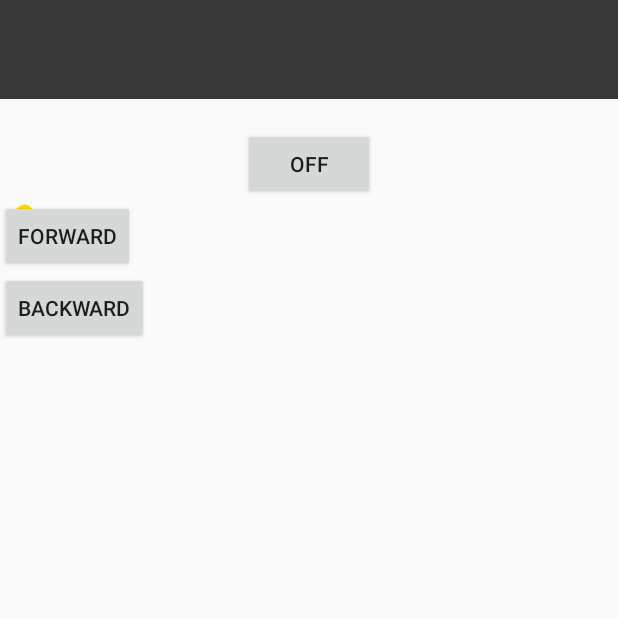
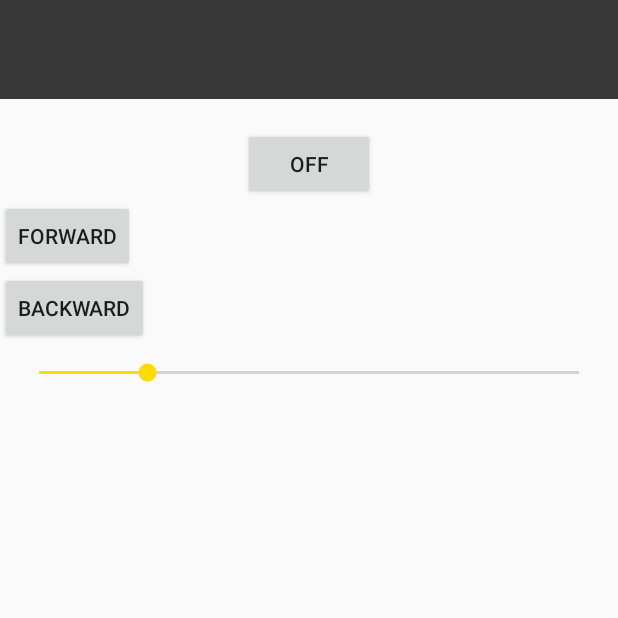
Before and after one commit to s4ayub/Firebolt, an Android app: the ControllerActivity screen opened directly, with no data from a screen before it, on a phone screen of 412 x 824 dp, the top half of it. Run offline under Robolectric (Android 15) with nearby library versions, the phone set to English and light mode, and no system bars.

Commit message:
Added power slider UI to Controller Activity

```diff
--- a/app/src/main/java/aluminumvalley/fireboltcontroller/ControllerActivity.java
+++ b/app/src/main/java/aluminumvalley/fireboltcontroller/ControllerActivity.java
@@ -3,14 +3,16 @@ package aluminumvalley.fireboltcontroller;
 import android.content.Intent;
 import android.os.Bundle;
 import android.support.v7.app.AppCompatActivity;
+import android.widget.SeekBar;
 import android.widget.TextView;
+import android.widget.Toast;
 
 
 public class ControllerActivity extends AppCompatActivity {
 
-    String deviceName;
-
-    TextView deviceDisplay;
+    private String deviceName;
+    private TextView deviceDisplay;
+    private SeekBar powerControl = null;
 
     @Override
     protected void onCreate(Bundle savedInstanceState){
@@ -22,6 +24,27 @@ public class ControllerActivity extends AppCompatActivity {
 
         deviceDisplay = (TextView) findViewById(R.id.currentSelectedDevice);
 
+        powerControl = (SeekBar) findViewById(R.id.power_control_bar);
+
+        powerControl.setOnSeekBarChangeListener(new SeekBar.OnSeekBarChangeListener() {
+            int progressChanged = 0;
+
+            @Override
+            public void onProgressChanged(SeekBar seekBar, int progress, boolean fromUser){
+                progressChanged = progress;
+            }
+
+            @Override
+            public void onStartTrackingTouch(SeekBar seekBar) {
+                // TODO Auto-generated method stub
+            }
+
+            @Override
+            public void onStopTrackingTouch(SeekBar seekBar) {
+                Toast.makeText(ControllerActivity.this,"seek bar progress:"+progressChanged,
+                        Toast.LENGTH_SHORT).show();
+            }
+        });
     }
 
     @Override
--- a/app/src/main/res/layout/activity_controller.xml
+++ b/app/src/main/res/layout/activity_controller.xml
@@ -57,9 +57,13 @@
                 android:text="Backward"/>
 
             <SeekBar
-                android:layout_width="wrap_content"
+                android:id="@+id/power_control_bar"
+                android:layout_width="match_parent"
                 android:layout_height="wrap_content"
-
+                android:layout_below="@id/backwards_button"
+                android:layout_margin="10dp"
+                android:progress="20"
+                android:max="100"
                 />
 
         </RelativeLayout>
```
